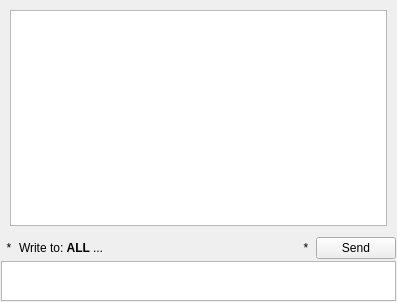
First picture: the form in src/GuiChat.ui, repository hwgao/beebeep, before the edit.
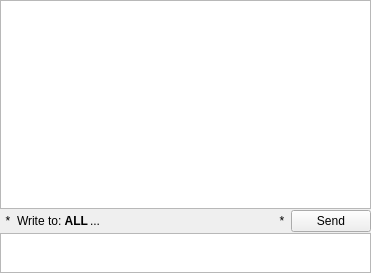
Second picture: the form after the edit. Custom widgets are drawn as their Qt base class.

The edit to the form file:
```diff
--- a/src/GuiChat.ui
+++ b/src/GuiChat.ui
@@ -6,8 +6,8 @@
    <rect>
     <x>0</x>
     <y>0</y>
-    <width>397</width>
-    <height>302</height>
+    <width>371</width>
+    <height>273</height>
    </rect>
   </property>
   <property name="sizePolicy">
@@ -19,27 +19,14 @@
   <property name="windowTitle">
    <string>Chat</string>
   </property>
-  <layout class="QGridLayout" name="gridLayout_2">
+  <layout class="QGridLayout" name="gridLayout">
    <property name="margin">
-    <number>1</number>
+    <number>0</number>
    </property>
    <property name="spacing">
-    <number>2</number>
+    <number>1</number>
    </property>
    <item row="0" column="0" colspan="5">
-    <widget class="QStackedWidget" name="mp_swChat">
-     <property name="sizePolicy">
-      <sizepolicy hsizetype="Expanding" vsizetype="Expanding">
-       <horstretch>0</horstretch>
-       <verstretch>0</verstretch>
-      </sizepolicy>
-     </property>
-     <property name="lineWidth">
-      <number>0</number>
-     </property>
-     <widget class="QWidget" name="mp_pageChatText">
-      <layout class="QGridLayout" name="gridLayout">
-       <item row="0" column="0">
         <widget class="QTextBrowser" name="mp_teChat">
          <property name="minimumSize">
           <size>
@@ -58,11 +45,6 @@
          </property>
         </widget>
        </item>
-      </layout>
-     </widget>
-     <widget class="QWidget" name="page_2"/>
-    </widget>
-   </item>
    <item row="1" column="0">
     <widget class="QLabel" name="mp_lPix">
      <property name="sizePolicy">
@@ -182,8 +164,8 @@
       <string>&lt;!DOCTYPE HTML PUBLIC &quot;-//W3C//DTD HTML 4.0//EN&quot; &quot;http://www.w3.org/TR/REC-html40/strict.dtd&quot;&gt;
 &lt;html&gt;&lt;head&gt;&lt;meta name=&quot;qrichtext&quot; content=&quot;1&quot; /&gt;&lt;style type=&quot;text/css&quot;&gt;
 p, li { white-space: pre-wrap; }
-&lt;/style&gt;&lt;/head&gt;&lt;body style=&quot; font-family:'MS Shell Dlg 2'; font-size:8.25pt; font-weight:400; font-style:normal;&quot;&gt;
-&lt;p style=&quot;-qt-paragraph-type:empty; margin-top:0px; margin-bottom:0px; margin-left:0px; margin-right:0px; -qt-block-indent:0; text-indent:0px; font-size:8pt;&quot;&gt;&lt;/p&gt;&lt;/body&gt;&lt;/html&gt;</string>
+&lt;/style&gt;&lt;/head&gt;&lt;body style=&quot; font-family:'Droid Sans'; font-size:10pt; font-weight:400; font-style:normal;&quot;&gt;
+&lt;p style=&quot;-qt-paragraph-type:empty; margin-top:0px; margin-bottom:0px; margin-left:0px; margin-right:0px; -qt-block-indent:0; text-indent:0px; font-family:'MS Shell Dlg 2'; font-size:8pt;&quot;&gt;&lt;br /&gt;&lt;/p&gt;&lt;/body&gt;&lt;/html&gt;</string>
      </property>
     </widget>
    </item>
```
Lines whose indentation alone changed are shown as unchanged.
